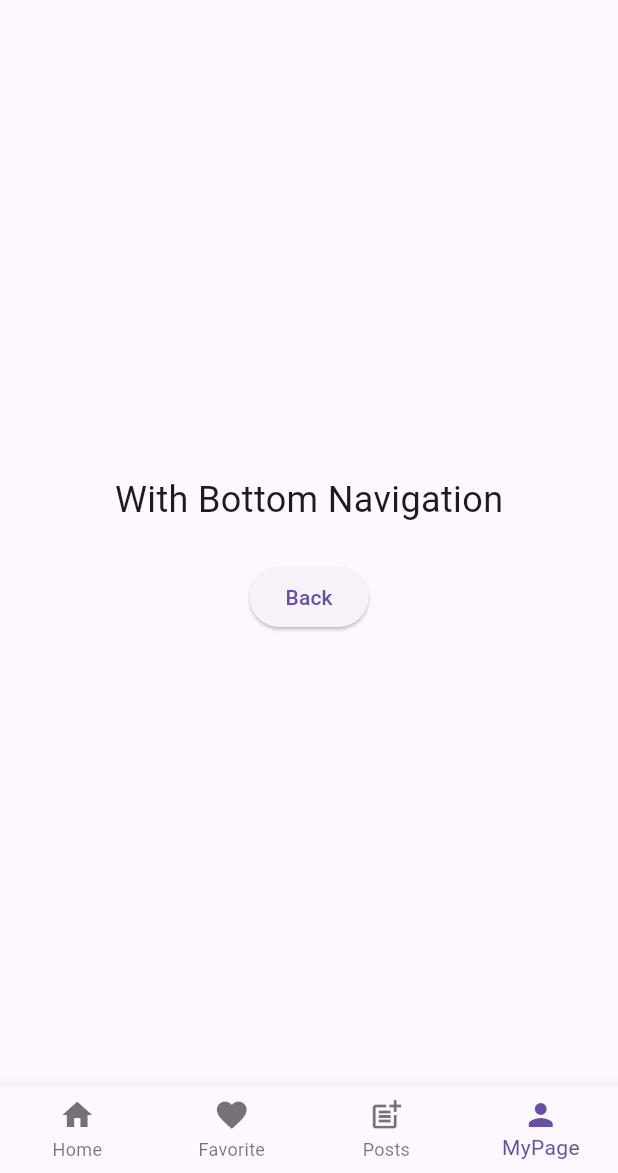
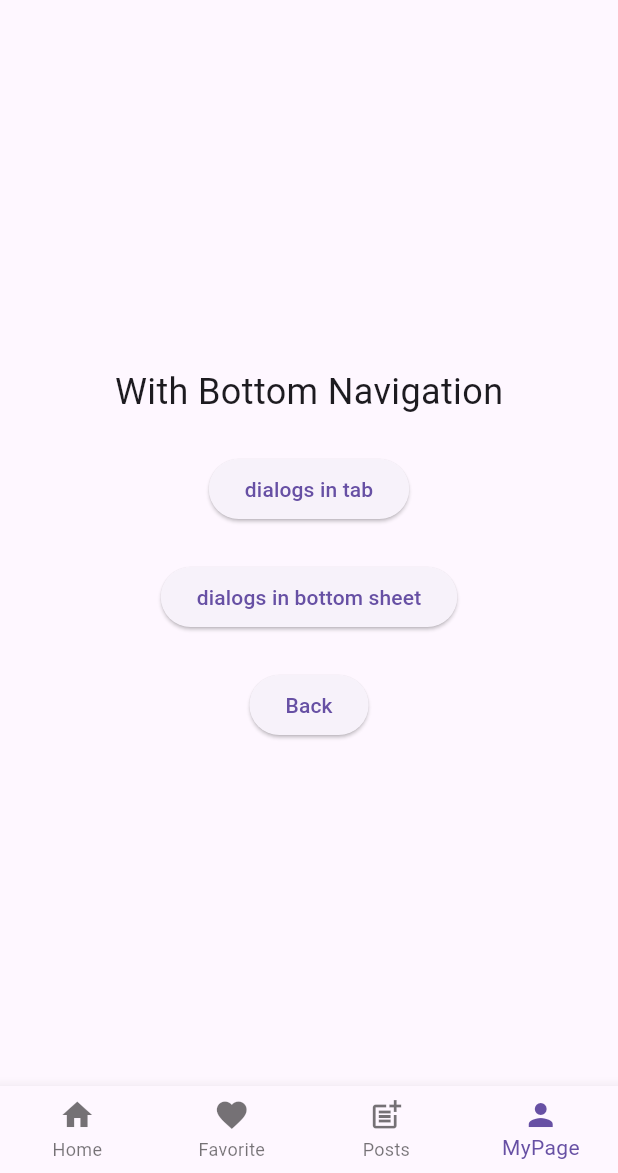
Before and after one commit to motucraft/auto_route_playground, a Flutter app: the WithBottomNavScreen screen opened by its route, on a phone screen of 412 x 824 dp, the part 63-1236 px from its top. Run offline on Flutter 3.47's test engine with Material 3 defaults, Android fonts, the phone set to English and light mode, and no system bars; our stand-ins replace auto_route.

Commit message:
dialog and bottom-sheet in tab

```diff
--- a/lib/tab_navigation/screens/my_page/my_page_screen.dart
+++ b/lib/tab_navigation/screens/my_page/my_page_screen.dart
@@ -92,6 +92,16 @@ class WithBottomNavScreen extends StatelessWidget {
           children: [
             Text('With Bottom Navigation', style: TextStyle(fontSize: 24)),
             const SizedBox(height: 24),
+            ElevatedButton(
+              onPressed: () => context.router.push(SampleDialogRoute()),
+              child: Text('dialogs in tab'),
+            ),
+            const SizedBox(height: 24),
+            ElevatedButton(
+              onPressed: () => context.router.push(SampleBottomSheetRoute()),
+              child: Text('dialogs in bottom sheet'),
+            ),
+            const SizedBox(height: 24),
             ElevatedButton(onPressed: context.maybePop, child: Text('Back')),
           ],
         ),
```
Also changed, not shown: lib/tab_navigation/router/router.dart (+26 -1 lines).
